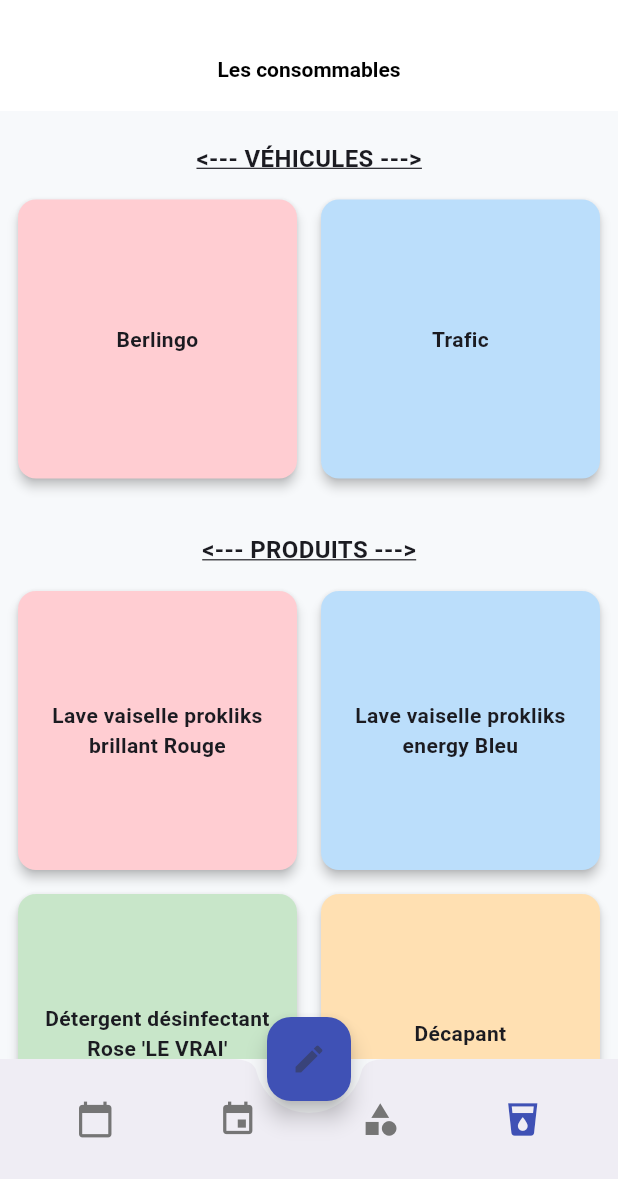
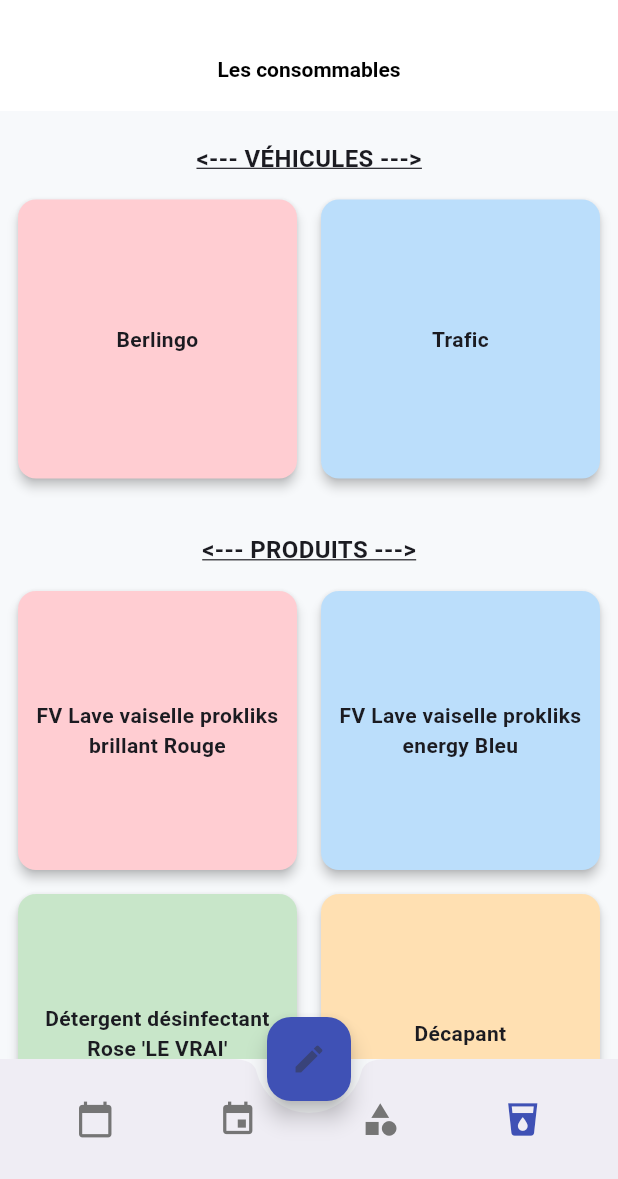
Before and after one commit to Web82-Thom/cleaning_schedule_demo, a Flutter app: the screen it shows once a user with an empty profile is signed in, item 4 of the bottom bar chosen, on a phone screen of 412 x 824 dp, the part 57-1236 px from its top. Run offline on Flutter 3.47's test engine with Material 3 defaults, Android fonts, the phone set to English and light mode, and no system bars; our stand-ins replace cloud_firestore, firebase_auth, firebase_core, open_filex, pdf, table_calendar; accounts and stored records are empty.

Commit message:
ad FH FV

```diff
--- a/lib/widgets/consumable_widget.dart
+++ b/lib/widgets/consumable_widget.dart
@@ -2,13 +2,13 @@
 
 class ConsumableWidget extends ChangeNotifier{
   List<String> products = [
-    'Lave vaiselle prokliks brillant Rouge',
-    'Lave vaiselle prokliks energy Bleu',
+    'FV Lave vaiselle prokliks brillant Rouge',
+    'FV Lave vaiselle prokliks energy Bleu',
     'Détergent désinfectant Rose \'LE VRAI\'',
     'Décapant',
     'Dosettes',
-    'Lave +',
-    'Rince +',
+    'FH Lave +',
+    'FH Rince +',
   ];
 
   List<String> cars = [
```
